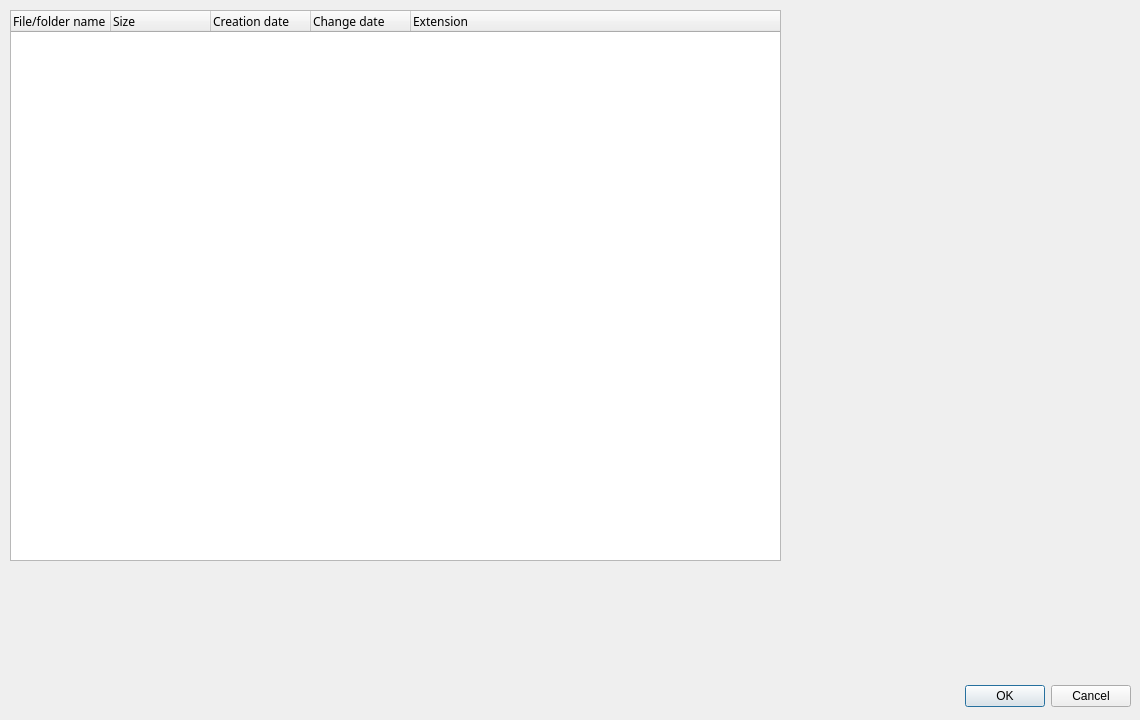
Old version of the form diskUsage.ui in the repository ArtemToporkov/DiskUsage.
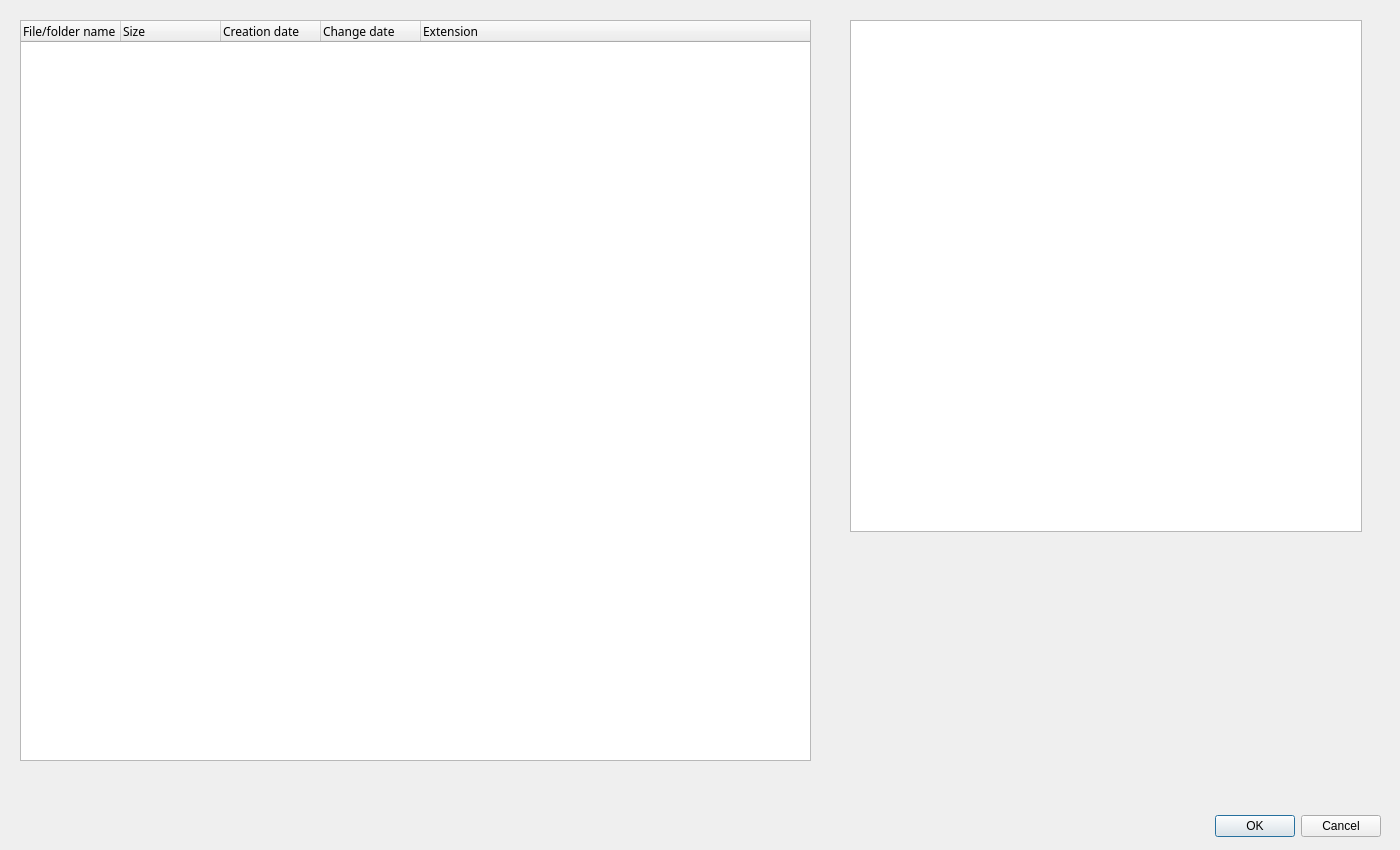
New version of the form. Custom widgets are drawn as their Qt base class.

Patch:
```diff
--- a/diskUsage.ui
+++ b/diskUsage.ui
@@ -6,8 +6,8 @@
    <rect>
     <x>0</x>
     <y>0</y>
-    <width>1140</width>
-    <height>720</height>
+    <width>1400</width>
+    <height>850</height>
    </rect>
   </property>
   <property name="windowTitle">
@@ -16,8 +16,8 @@
   <widget class="QDialogButtonBox" name="buttonBox">
    <property name="geometry">
     <rect>
-     <x>790</x>
-     <y>680</y>
+     <x>1040</x>
+     <y>810</y>
      <width>341</width>
      <height>32</height>
     </rect>
@@ -32,10 +32,10 @@
   <widget class="QTreeWidget" name="treeWidget">
    <property name="geometry">
     <rect>
-     <x>10</x>
-     <y>10</y>
-     <width>771</width>
-     <height>551</height>
+     <x>20</x>
+     <y>20</y>
+     <width>791</width>
+     <height>741</height>
     </rect>
    </property>
    <column>
@@ -90,7 +90,24 @@
     </property>
    </column>
   </widget>
+  <widget class="QChartView" name="chart">
+   <property name="geometry">
+    <rect>
+     <x>850</x>
+     <y>20</y>
+     <width>512</width>
+     <height>512</height>
+    </rect>
+   </property>
+  </widget>
  </widget>
+ <customwidgets>
+  <customwidget>
+   <class>QChartView</class>
+   <extends>QGraphicsView</extends>
+   <header>PyQt5.QtChart</header>
+  </customwidget>
+ </customwidgets>
  <resources/>
  <connections>
   <connection>
```
